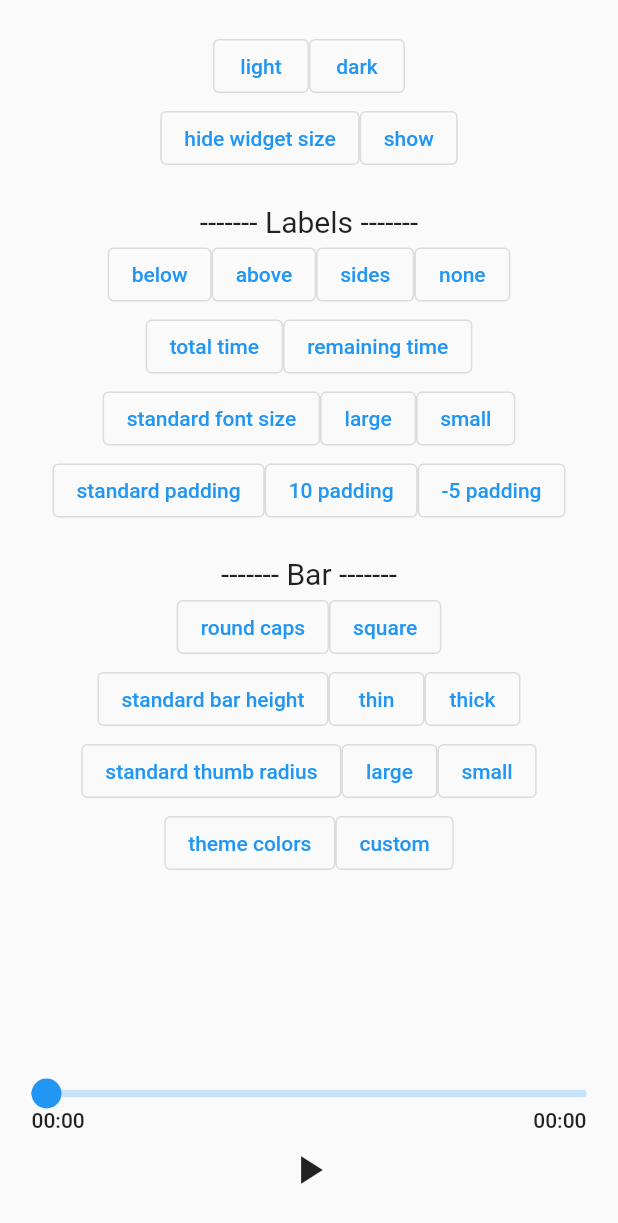
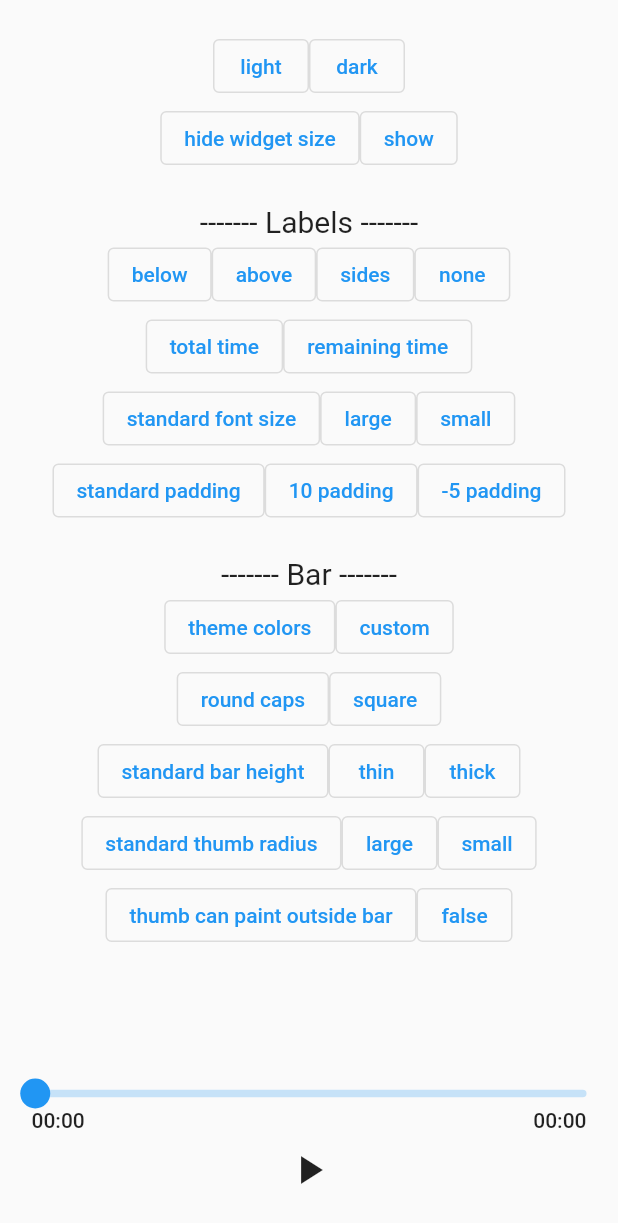
Before and after one commit to suragch/audio_video_progress_bar, a Flutter app: the screen it shows after launch, on a phone screen of 412 x 824 dp. Shown: the top 1223 px of the screen. Run offline on Flutter 3.47's test engine with Material 2 defaults, Android fonts, the phone set to English and light mode, and no system bars; our stand-ins replace just_audio, rxdart.

Commit message:
version 0.9.0

```diff
--- a/example/lib/main.dart
+++ b/example/lib/main.dart
@@ -66,11 +66,12 @@ class _HomeWidgetState extends State<HomeWidget> {
   var _labelPadding = 0.0;
   var _barHeight = 5.0;
   var _barCapShape = BarCapShape.round;
-  Color? _baseBarColor = null;
-  Color? _progressBarColor = null;
-  Color? _bufferedBarColor = null;
-  Color? _thumbColor = null;
-  Color? _thumbGlowColor = null;
+  Color? _baseBarColor;
+  Color? _progressBarColor;
+  Color? _bufferedBarColor;
+  Color? _thumbColor;
+  Color? _thumbGlowColor;
+  var _thumbCanPaintOutsideBar = true;
 
   @override
   void initState() {
@@ -128,10 +129,11 @@ class _HomeWidgetState extends State<HomeWidget> {
                       '------- Bar -------',
                       style: TextStyle(fontSize: 20),
                     ),
+                    _barColorButtons(),
                     _barCapShapeButtons(),
                     _barHeightButtons(),
                     _thumbSizeButtons(),
-                    _barColorButtons(),
+                    _thumbOutsideBarButtons(),
                   ],
                 ),
               ),
@@ -379,6 +381,23 @@ class _HomeWidgetState extends State<HomeWidget> {
     ]);
   }
 
+  Wrap _thumbOutsideBarButtons() {
+    return Wrap(children: [
+      OutlinedButton(
+        child: const Text('thumb can paint outside bar'),
+        onPressed: () {
+          setState(() => _thumbCanPaintOutsideBar = true);
+        },
+      ),
+      OutlinedButton(
+        child: const Text('false'),
+        onPressed: () {
+          setState(() => _thumbCanPaintOutsideBar = false);
+        },
+      ),
+    ]);
+  }
+
   StreamBuilder<DurationState> _progressBar() {
     return StreamBuilder<DurationState>(
       stream: _durationState,
@@ -405,6 +424,7 @@ class _HomeWidgetState extends State<HomeWidget> {
           thumbGlowColor: _thumbGlowColor,
           barCapShape: _barCapShape,
           thumbRadius: _thumbRadius,
+          thumbCanPaintOutsideBar: _thumbCanPaintOutsideBar,
           timeLabelLocation: _labelLocation,
           timeLabelType: _labelType,
           timeLabelTextStyle: _labelStyle,
--- a/lib/audio_video_progress_bar.dart
+++ b/lib/audio_video_progress_bar.dart
@@ -91,6 +91,7 @@ class ProgressBar extends LeafRenderObjectWidget {
     this.thumbColor,
     this.thumbGlowColor,
     this.thumbGlowRadius = 30.0,
+    this.thumbCanPaintOutsideBar = true,
     this.timeLabelLocation,
     this.timeLabelType,
     this.timeLabelTextStyle,
@@ -207,6 +208,23 @@ class ProgressBar extends LeafRenderObjectWidget {
   /// By default it is 30.
   final double thumbGlowRadius;
 
+  /// Whether the thumb radius will before the start of the bar when at the
+  /// beginning or after the end of the bar when at the end.
+  ///
+  /// The default is `true` and this means that the thumb will be painted
+  /// outside of the bounds of the widget if there are no side labels. You can
+  /// wrap [ProgressBar] with a `Padding` widget if your layout needs to leave
+  /// some extra room for the thumb.
+  ///
+  /// When set to `false` the thumb will be clamped within the width of the
+  /// bar. This is nice for aligning the thumb with vertical labels at the start
+  /// and end of playback. However, because of the clamping, the thumb won't
+  /// move during audio/video playback when near the ends. Depending on the
+  /// size of the thumb and the length of the song, this usually only lasts
+  /// a few seconds. The progress label still indicates that playback
+  /// is happening during this time, though.
+  final bool thumbCanPaintOutsideBar;
+
   /// The location for the [progress] and [total] duration text labels.
   ///
   /// By default the labels appear under the progress bar but you can also
@@ -253,6 +271,7 @@ class ProgressBar extends LeafRenderObjectWidget {
       thumbGlowColor:
           thumbGlowColor ?? (thumbColor ?? primaryColor).withAlpha(80),
       thumbGlowRadius: thumbGlowRadius,
+      thumbCanPaintOutsideBar: thumbCanPaintOutsideBar,
       timeLabelLocation: timeLabelLocation ?? TimeLabelLocation.below,
       timeLabelType: timeLabelType ?? TimeLabelType.totalTime,
       timeLabelTextStyle: textStyle,
@@ -284,6 +303,7 @@ class ProgressBar extends LeafRenderObjectWidget {
       ..thumbGlowColor =
           thumbGlowColor ?? (thumbColor ?? primaryColor).withAlpha(80)
       ..thumbGlowRadius = thumbGlowRadius
+      ..thumbCanPaintOutsideBar = thumbCanPaintOutsideBar
       ..timeLabelLocation = timeLabelLocation ?? TimeLabelLocation.below
       ..timeLabelType = timeLabelType ?? TimeLabelType.totalTime
       ..timeLabelTextStyle = textStyle
@@ -315,6 +335,8 @@ class ProgressBar extends LeafRenderObjectWidget {
     properties.add(ColorProperty('thumbColor', thumbColor));
     properties.add(ColorProperty('thumbGlowColor', thumbGlowColor));
     properties.add(DoubleProperty('thumbGlowRadius', thumbGlowRadius));
+    properties.add(FlagProperty('thumbCanPaintOutsideBar',
+        value: thumbCanPaintOutsideBar));
     properties
         .add(StringProperty('timeLabelLocation', timeLabelLocation.toString()));
     properties.add(StringProperty('timeLabelType', timeLabelType.toString()));
@@ -373,6 +395,7 @@ class _RenderProgressBar extends RenderBox {
     required Color thumbColor,
     required Color thumbGlowColor,
     double thumbGlowRadius = 30.0,
+    bool thumbCanPaintOutsideBar = true,
     required TimeLabelLocation timeLabelLocation,
     required TimeLabelType timeLabelType,
     TextStyle? timeLabelTextStyle,
@@ -393,6 +416,7 @@ class _RenderProgressBar extends RenderBox {
         _thumbColor = thumbColor,
         _thumbGlowColor = thumbGlowColor,
         _thumbGlowRadius = thumbGlowRadius,
+        _thumbCanPaintOutsideBar = thumbCanPaintOutsideBar,
         _timeLabelLocation = timeLabelLocation,
         _timeLabelType = timeLabelType,
         _timeLabelTextStyle = timeLabelTextStyle,
@@ -421,7 +445,10 @@ class _RenderProgressBar extends RenderBox {
   // This padding is always used between the time labels and the progress bar
   // when the time labels are on the sides. Any user defined [timeLabelPadding]
   // is in addition to this.
-  double get _defaultSidePadding => thumbRadius + 5;
+  double get _defaultSidePadding {
+    const minPadding = 5.0;
+    return (_thumbCanPaintOutsideBar) ? thumbRadius + minPadding : minPadding;
+  }
 
   void _onDragStart(DragStartDetails details) {
     _userIsDraggingThumb = true;
@@ -691,6 +718,15 @@ class _RenderProgressBar extends RenderBox {
     markNeedsLayout();
   }
 
+  /// Whether the thumb will paint before the start or after the end of the bar.
+  bool get thumbCanPaintOutsideBar => _thumbCanPaintOutsideBar;
+  bool _thumbCanPaintOutsideBar;
+  set thumbCanPaintOutsideBar(bool value) {
+    if (_thumbCanPaintOutsideBar == value) return;
+    _thumbCanPaintOutsideBar = value;
+    markNeedsPaint();
+  }
+
   /// The position of the duration text labels for the progress and total time.
   TimeLabelLocation get timeLabelLocation => _timeLabelLocation;
   TimeLabelLocation _timeLabelLocation;
@@ -709,6 +745,7 @@ class _RenderProgressBar extends RenderBox {
   set timeLabelType(TimeLabelType value) {
     if (_timeLabelType == value) return;
     _timeLabelType = value;
+    _clearLabelCache();
     markNeedsLayout();
   }
 
@@ -719,6 +756,7 @@ class _RenderProgressBar extends RenderBox {
   set timeLabelTextStyle(TextStyle? value) {
     if (_timeLabelTextStyle == value) return;
     _timeLabelTextStyle = value;
+    _clearLabelCache();
     markNeedsLayout();
   }
 
@@ -877,7 +915,7 @@ class _RenderProgressBar extends RenderBox {
 
     // progress bar
     final leftLabelWidth = leftLabelSize.width;
-    final barHeight = 2 * _thumbRadius;
+    final barHeight = _heightWhenNoLabels();
     final barWidth = size.width -
         2 * _defaultSidePadding -
         2 * _timeLabelPadding -
@@ -960,7 +998,7 @@ class _RenderProgressBar extends RenderBox {
     final barCapRadius = _barHeight / 2;
     final availableWidth = localSize.width - _barHeight;
     var thumbDx = _thumbValue * availableWidth + barCapRadius;
-    if (true) {
+    if (!_thumbCanPaintOutsideBar) {
       thumbDx = thumbDx.clamp(_thumbRadius, localSize.width - _thumbRadius);
     }
     final center = Offset(thumbDx, localSize.height / 2);
--- a/pubspec.yaml
+++ b/pubspec.yaml
@@ -1,7 +1,7 @@
 name: audio_video_progress_bar
 description: A progress bar widget to show or change the position of an audio or
   video stream.
-version: 0.8.0
+version: 0.9.0
 homepage: https://github.com/suragch/audio_video_progress_bar
 
 environment:
```
Also changed, not shown: example/pubspec.lock, 2 other files.
